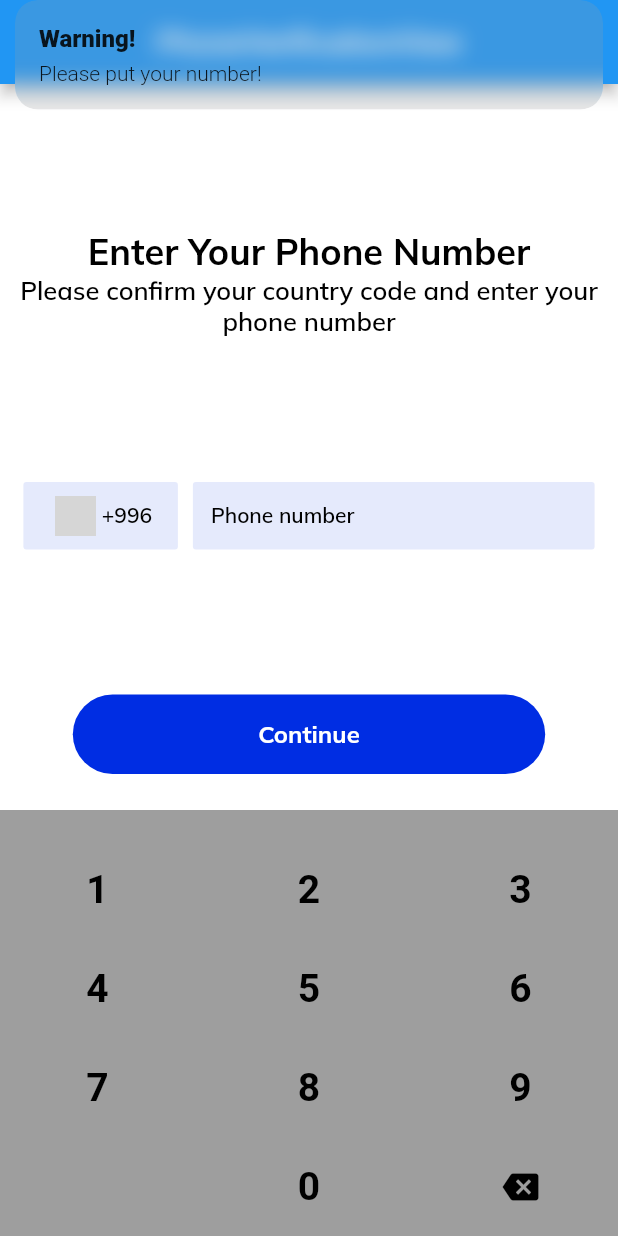
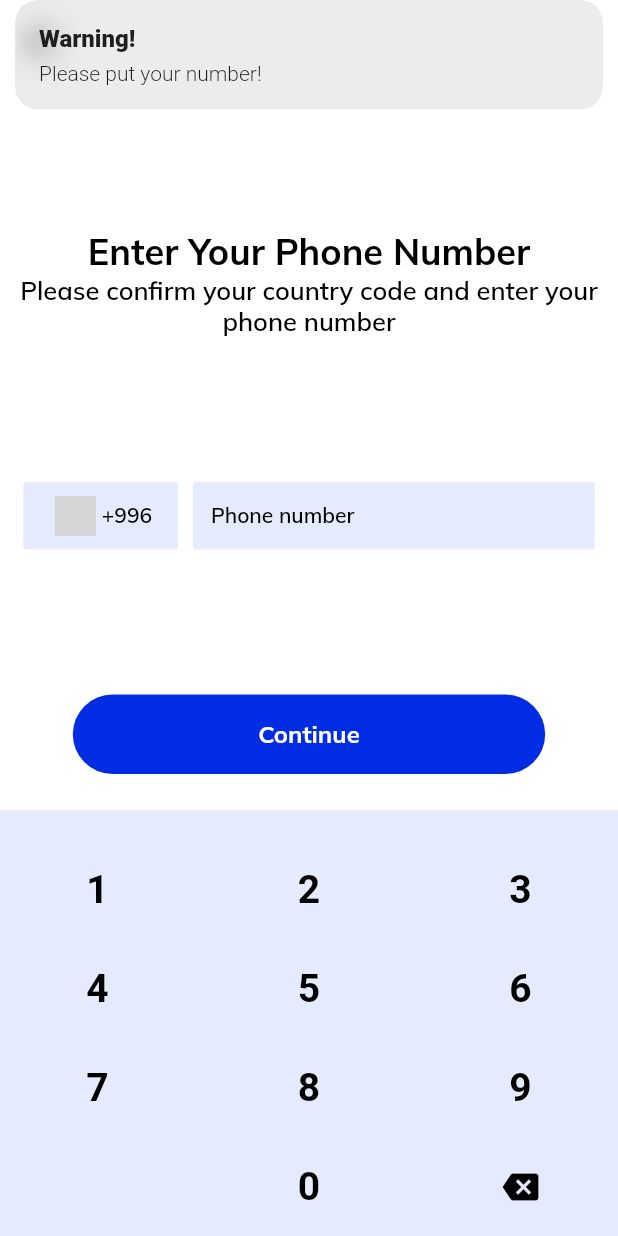
Before and after one commit to JanibekJali/chat, a Flutter app: the screen it shows after launch, after a tap on "Continue", on a phone screen of 412 x 824 dp. Run offline on Flutter 3.47's test engine with Material 2 defaults, Android fonts, the phone set to English and light mode, and no system bars; our stand-ins replace flutter_svg, get, google_fonts; grey boxes are pictures that could not be loaded.

Commit message:
KeyBoard formatting done

```diff
--- a/lib/app/data/local_data/countries_with_flags_data.dart
+++ b/lib/app/data/local_data/countries_with_flags_data.dart
@@ -1,7 +1,9 @@
+import 'package:chat/app/constants/text_styles/app_text_styles.dart';
 import 'package:chat/app/models/global/country_with_flags.dart';
 import 'package:flutter/material.dart';
 
-final List<CountryWithFlags> countriesList = <CountryWithFlags>[
+class CountriesWithFlagsData {
+  static final List<CountryWithFlags> _countriesList = <CountryWithFlags>[
     CountryWithFlags(
       flag: Container(
         height: 35,
@@ -60,3 +62,24 @@ final List<CountryWithFlags> countriesList = <CountryWithFlags>[
       phoneCode: '+90',
     ),
   ];
+
+  static List<DropdownMenuItem<CountryWithFlags>> buildDropDownMenuItems() {
+    final _items = <DropdownMenuItem<CountryWithFlags>>[];
+    for (final _country in _countriesList) {
+      final _item = DropdownMenuItem<CountryWithFlags>(
+        value: _country,
+        child: Row(
+          children: [
+            _country.flag!,
+            Text(
+              _country.phoneCode!,
+              style: AppTextStyles.mulishBlack14w600,
+            )
+          ],
+        ),
+      );
+      _items.add(_item);
+    }
+    return _items;
+  }
+}
--- /dev/null
+++ b/lib/app/data/repos/local_data/local_repo_data.dart
@@ -0,0 +1,11 @@
+import 'package:chat/app/data/local_data/countries_with_flags_data.dart';
+import 'package:chat/app/models/global/country_with_flags.dart';
+import 'package:flutter/material.dart';
+
+class LocalDataRepo {
+  static List<DropdownMenuItem<CountryWithFlags>> buildDropDownMenuItems() {
+    return CountriesWithFlagsData.buildDropDownMenuItems();
+  }
+}
+
+final LocalDataRepo localDataRepo = LocalDataRepo();
--- a/lib/app/modules/phone_verification/views/phone_verification_view.dart
+++ b/lib/app/modules/phone_verification/views/phone_verification_view.dart
@@ -3,7 +3,7 @@ import 'dart:developer';
 import 'package:chat/app/constants/colors/app_colors.dart';
 import 'package:chat/app/constants/text_styles/app_text_styles.dart';
 import 'package:chat/app/constants/widgets/app_constant_widgets.dart';
-import 'package:chat/app/data/local_data/countries_with_flags_data.dart';
+import 'package:chat/app/data/repos/local_data/local_repo_data.dart';
 import 'package:chat/app/models/global/country_with_flags.dart';
 import 'package:chat/widgets/buttons/custom_button_widget.dart';
 import 'package:chat/widgets/inputs/key_board_button.dart';
@@ -27,37 +27,32 @@ class _PhoneVerificationViewState extends State<PhoneVerificationView> {
 
   @override
   void initState() {
-    _dropdownMenuItems = _buildDropDownMenuItems(countriesList);
+    _dropdownMenuItems = LocalDataRepo.buildDropDownMenuItems();
     _selectedCountry = _dropdownMenuItems![0].value;
     super.initState();
   }
 
-  List<DropdownMenuItem<CountryWithFlags>> _buildDropDownMenuItems(
-      List<CountryWithFlags> _countries) {
-    final _items = <DropdownMenuItem<CountryWithFlags>>[];
-    for (final _country in _countries) {
-      final _item = DropdownMenuItem<CountryWithFlags>(
-        value: _country,
-        child: Row(
-          children: [
-            _country.flag!,
-            Text(
-              _country.phoneCode!,
-              style: AppTextStyles.mulishBlack14w600,
-            )
-          ],
-        ),
-      );
-      _items.add(_item);
+  void _onKeyboardTap(String value) {
+    // if KR phone number
+    if (_selectedCountry!.phoneCode!.length == 4) {
+      if (_usersPhoneNumber.length < 9) {
+        _usersPhoneNumber = _usersPhoneNumber + value;
       }
-    return _items;
     }
-
-  void _onKeyboardTap(String value) {
-    setState(() {
+    // if RU phone number
+    if (_selectedCountry!.phoneCode!.length == 2) {
+      if (_usersPhoneNumber.length < 10) {
         _usersPhoneNumber = _usersPhoneNumber + value;
-    });
-    log('text: $_usersPhoneNumber');
+      }
+    }
+    // if TR phone number
+    if (_selectedCountry!.phoneCode!.length == 3) {
+      if (_usersPhoneNumber.length < 10) {
+        _usersPhoneNumber = _usersPhoneNumber + value;
+      }
+    }
+    setState(() {});
+    log('_usersPhoneNumber: $_usersPhoneNumber');
   }
 
   Widget _phoneContainer() {
@@ -125,6 +120,29 @@ class _PhoneVerificationViewState extends State<PhoneVerificationView> {
     return Scaffold(
       backgroundColor: Colors.white,
       appBar: AppBar(
+        automaticallyImplyLeading: false,
+        leading: IconButton(
+          icon: Container(
+            padding: const EdgeInsets.all(10),
+            decoration: BoxDecoration(
+              borderRadius: const BorderRadius.all(
+                Radius.circular(20),
+              ),
+              color: AppColors.black.withAlpha(20),
+            ),
+            child: const Icon(
+              Icons.arrow_back_ios,
+              color: AppColors.black,
+              size: 16,
+            ),
+          ),
+          onPressed: () {
+            Get.back();
+          },
+        ),
+        elevation: 0,
+        backgroundColor: AppColors.white,
+        brightness: Brightness.light,
         title: const Text('PhoneVerificationView'),
         centerTitle: true,
       ),
@@ -165,30 +183,44 @@ class _PhoneVerificationViewState extends State<PhoneVerificationView> {
                     buttonVer: MediaQuery.of(context).size.height * 0.02,
                     onTap: () {
                       String? _code;
-                      setState(() {
-                        _code = _selectedCountry!.phoneCode! +
-                            ' ' +
-                            _usersPhoneNumber;
-                      });
-                      if (_usersPhoneNumber.isNotEmpty) {
+
+                      /// internatianal input formatter masking
+                      if (_usersPhoneNumber.isEmpty) {
+                        Get.snackbar('Warning!', 'Please put your number!');
+                      } else if (_selectedCountry!.phoneCode == '+996' &&
+                          _usersPhoneNumber.length == 9) {
+                        _code = _setCodeBeforeSending();
+                        setState(() {});
+                        // Get.to(() => PhoneOtpView(code: _code!));
+                      } else if (_selectedCountry!.phoneCode == '+7' &&
+                          _usersPhoneNumber.length == 10) {
+                        _code = _setCodeBeforeSending();
+                        setState(() {});
+                        // Get.to(() => PhoneOtpView(code: _code!));
+                      } else if (_selectedCountry!.phoneCode == '+90' &&
+                          _usersPhoneNumber.length == 10) {
+                        _code = _setCodeBeforeSending();
+                        setState(() {});
                         // Get.to(() => PhoneOtpView(code: _code!));
                       } else {
-                        Get.snackbar('Warning!', 'Please put your number!');
+                        Get.snackbar(
+                            'Warning!', 'Phone number does not enough!');
                       }
+                      log('_code ==> $_code');
                     },
                   ),
                   SizedBox(
                     height: 24.0,
                   ),
                   Container(
-                    color: Colors.grey,
+                    color: AppColors.mainColor.withOpacity(0.1),
                     child: KeyBoardButton(
                       mainAxisAlignment: MainAxisAlignment.spaceBetween,
                       onKeyboardTap: _onKeyboardTap,
-                      textColor: Colors.black,
+                      textColor: AppColors.black,
                       rightIcon: const Icon(
                         Icons.backspace,
-                        color: Colors.black,
+                        color: AppColors.black,
                       ),
                       rightButtonFn: () {
                         setState(() {
@@ -208,8 +240,11 @@ class _PhoneVerificationViewState extends State<PhoneVerificationView> {
       ),
     );
   }
+
+  String _setCodeBeforeSending() {
+    return _selectedCountry!.phoneCode! + ' ' + _usersPhoneNumber;
   }
-
+}
 
 //  NumericKeyboard(
 //   mainAxisAlignment: MainAxisAlignment.spaceBetween,
```
Also changed, not shown: lib/app/modules/phone_verification/views/phone_otp.dart (added). Lines whose indentation alone changed are shown as unchanged.
